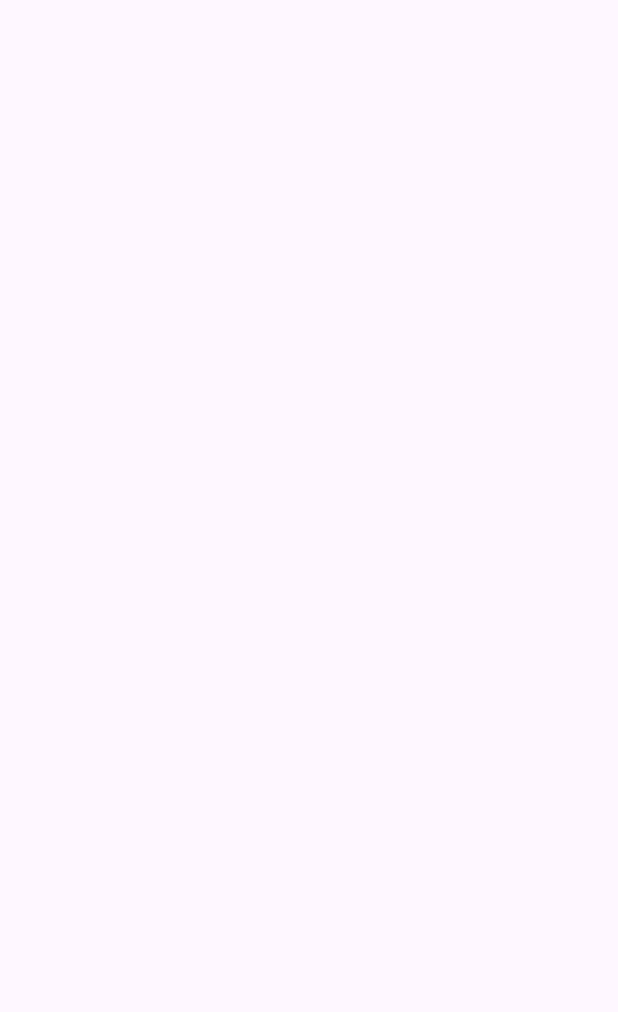
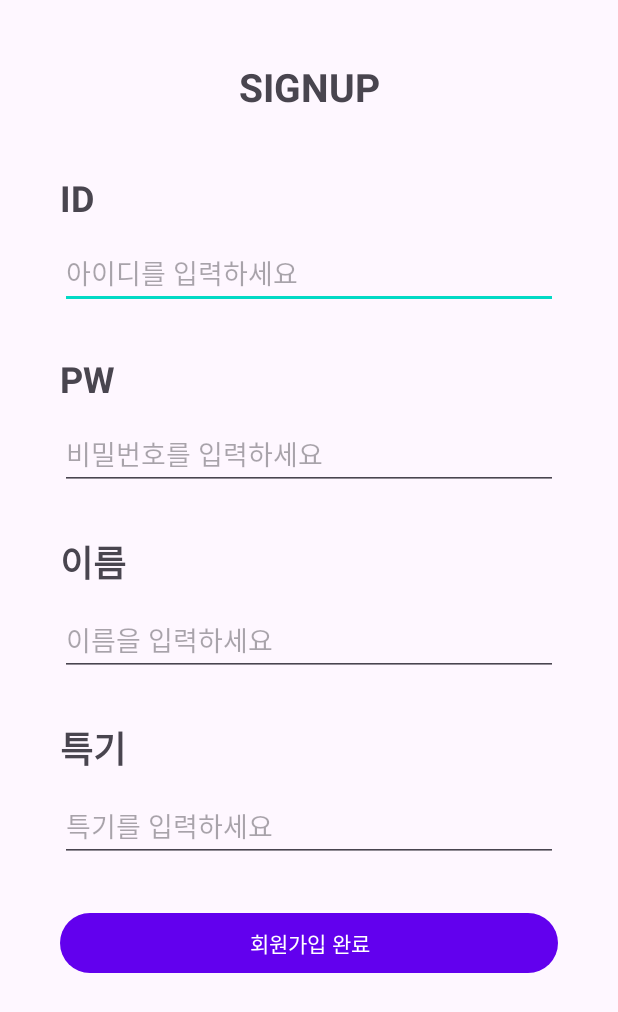
Before and after one commit to GO-SOPT-ANDROID/sumin-bae, an Android app: the SignUpActivity screen opened directly, with no data from a screen before it, on a phone screen of 412 x 824 dp. Before the commit the part shown is empty. Shown: the top 1012 px of the screen. Run offline under Robolectric (Android 15) with nearby library versions, the phone set to English and light mode, and no system bars.

Commit message:
[ui] 회원가입 ui 구성

```diff
--- a/app/src/main/res/layout/activity_sign_up.xml
+++ b/app/src/main/res/layout/activity_sign_up.xml
@@ -6,4 +6,111 @@
     android:layout_height="match_parent"
     tools:context=".presentation.SignUpActivity">
 
+    <TextView
+        android:id="@+id/tv_signup_title"
+        android:layout_width="wrap_content"
+        android:layout_height="wrap_content"
+        android:layout_marginTop="40dp"
+        android:text="@string/signup_title"
+        android:textSize="26sp"
+        android:textStyle="bold"
+        app:layout_constraintEnd_toEndOf="parent"
+        app:layout_constraintStart_toStartOf="parent"
+        app:layout_constraintTop_toTopOf="parent" />
+
+    <TextView
+        android:id="@+id/tv_signup_id"
+        android:layout_width="wrap_content"
+        android:layout_height="wrap_content"
+        android:layout_marginStart="40dp"
+        android:layout_marginTop="40dp"
+        android:text="@string/signup_id"
+        android:textSize="24sp"
+        android:textStyle="bold"
+        app:layout_constraintStart_toStartOf="parent"
+        app:layout_constraintTop_toBottomOf="@+id/tv_signup_title" />
+
+    <EditText
+        android:id="@+id/et_signup_id"
+        android:layout_width="match_parent"
+        android:layout_height="wrap_content"
+        android:layout_marginHorizontal="40dp"
+        android:layout_marginTop="10dp"
+        android:hint="@string/prompt_signup_id"
+        android:inputType="text"
+        app:layout_constraintTop_toBottomOf="@+id/tv_signup_id" />
+
+    <TextView
+        android:id="@+id/tv_signup_pw"
+        android:layout_width="wrap_content"
+        android:layout_height="wrap_content"
+        android:layout_marginTop="30dp"
+        android:text="@string/signup_pw"
+        android:textSize="24sp"
+        android:textStyle="bold"
+        app:layout_constraintStart_toStartOf="@+id/tv_signup_id"
+        app:layout_constraintTop_toBottomOf="@+id/et_signup_id" />
+
+    <EditText
+        android:id="@+id/et_signup_pw"
+        android:layout_width="match_parent"
+        android:layout_height="wrap_content"
+        android:layout_marginHorizontal="40dp"
+        android:layout_marginTop="10dp"
+        android:hint="@string/prompt_signup_pw"
+        android:inputType="textPassword"
+        app:layout_constraintTop_toBottomOf="@+id/tv_signup_pw" />
+
+    <TextView
+        android:id="@+id/tv_signup_name"
+        android:layout_width="wrap_content"
+        android:layout_height="wrap_content"
+        android:layout_marginTop="30dp"
+        android:text="@string/signup_name"
+        android:textSize="24sp"
+        android:textStyle="bold"
+        app:layout_constraintStart_toStartOf="@+id/tv_signup_pw"
+        app:layout_constraintTop_toBottomOf="@+id/et_signup_pw" />
+
+    <EditText
+        android:id="@+id/et_signup_name"
+        android:layout_width="match_parent"
+        android:layout_height="wrap_content"
+        android:layout_marginHorizontal="40dp"
+        android:layout_marginTop="10dp"
+        android:hint="@string/prompt_signup_name"
+        android:inputType="text"
+        app:layout_constraintTop_toBottomOf="@+id/tv_signup_name" />
+
+    <TextView
+        android:id="@+id/tv_signup_ability"
+        android:layout_width="wrap_content"
+        android:layout_height="wrap_content"
+        android:layout_marginTop="30dp"
+        android:text="@string/signup_ability"
+        android:textSize="24sp"
+        android:textStyle="bold"
+        app:layout_constraintStart_toStartOf="@+id/tv_signup_name"
+        app:layout_constraintTop_toBottomOf="@+id/et_signup_name" />
+
+    <EditText
+        android:id="@+id/et_signup_mbti"
+        android:layout_width="match_parent"
+        android:layout_height="wrap_content"
+        android:layout_marginHorizontal="40dp"
+        android:layout_marginTop="10dp"
+        android:hint="@string/prompt_signup_ability"
+        android:inputType="text"
+        app:layout_constraintTop_toBottomOf="@+id/tv_signup_ability" />
+
+    <Button
+        android:id="@+id/btn_signup_submit"
+        android:layout_width="0dp"
+        android:layout_height="wrap_content"
+        android:layout_marginTop="30dp"
+        android:text="@string/signup_submit"
+        app:layout_constraintEnd_toEndOf="@+id/et_signup_mbti"
+        app:layout_constraintStart_toStartOf="@+id/et_signup_mbti"
+        app:layout_constraintTop_toBottomOf="@+id/et_signup_mbti" />
+
 </androidx.constraintlayout.widget.ConstraintLayout>
--- a/app/src/main/res/values/strings.xml
+++ b/app/src/main/res/values/strings.xml
@@ -9,5 +9,15 @@
     <string name="login_submit">LOGIN</string>
     <string name="go_to_signup">SIGN UP</string>
 
+    <string name="signup_title">SIGNUP</string>
+    <string name="signup_id">ID</string>
+    <string name="prompt_signup_id">아이디를 입력하세요</string>
+    <string name="signup_pw">PW</string>
+    <string name="prompt_signup_pw">비밀번호를 입력하세요</string>
+    <string name="signup_name">이름</string>
+    <string name="prompt_signup_name">이름을 입력하세요</string>
+    <string name="signup_ability">특기</string>
+    <string name="prompt_signup_ability">특기를 입력하세요</string>
+    <string name="signup_submit">회원가입 완료</string>
 
 </resources>
```
